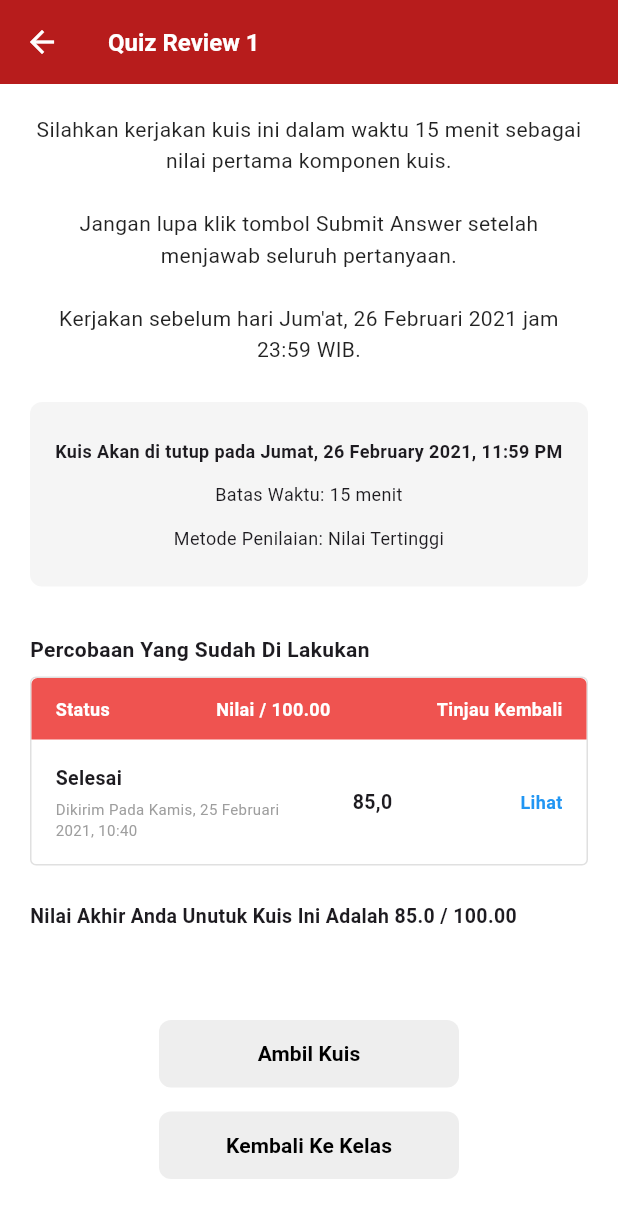
After one commit to mufidaa14/LMS, a Flutter app: the QuizDetailScreen screen opened directly, on a phone screen of 412 x 824 dp. The commit adds this screen. Shown: the top 1218 px of the screen. Run offline on Flutter 3.47's test engine with Material 3 defaults, Android fonts, the phone set to English and light mode, and no system bars; our stand-ins replace video_player.

Commit message:
komit 15 : penambahan halaman qiuz riview 1

```diff
--- a/lib/screens/class_detail_screen.dart
+++ b/lib/screens/class_detail_screen.dart
@@ -1,6 +1,7 @@
 import 'package:flutter/material.dart';
 import 'document_viewer_screen.dart';
 import 'video_player_screen.dart';
+import 'quiz_detail_screen.dart';
 
 class ClassDetailScreen extends StatefulWidget {
   const ClassDetailScreen({super.key});
@@ -219,6 +220,12 @@ class _ClassDetailScreenState extends State<ClassDetailScreen> with SingleTicker
           content: 'Silahkan kerjakan kuis ini dalam waktu 15 menit sebagai nilai pertama komponen kuis. Jangan lupa klik tombol Submit Answer setelah menjawab seluruh pertanyaan. Kerjakan sebelum hari Jum\'at, 26 Februari 2021 jam 23:59 WIB.',
           icon: Icons.quiz_outlined,
           isCompleted: true,
+          onTap: () {
+             Navigator.push(
+              context,
+              MaterialPageRoute(builder: (context) => const QuizDetailScreen()),
+            );
+          },
         ),
         const SizedBox(height: 16),
         // Tugas Card
@@ -227,6 +234,9 @@ class _ClassDetailScreenState extends State<ClassDetailScreen> with SingleTicker
           content: '1. Buatlah desain tampilan (antarmuka) pada aplikasi mobile game FPS (First Person Shooter) yang akan menjadi tugas pada mata kuliah Pemrograman Aplikasi Permainan.\n2. Desain yang dibuat harus melingkupi seluruh tampilan pada aplikasi/game, dari pertama kali aplikasi ......',
           icon: Icons.assignment_outlined,
           isCompleted: false, // Grey check
+          onTap: () {
+             // Define task navigation if needed
+          },
         ),
       ],
     );
@@ -237,9 +247,12 @@ class _ClassDetailScreenState extends State<ClassDetailScreen> with SingleTicker
     required String content,
     required IconData icon,
     required bool isCompleted,
+    VoidCallback? onTap,
   }) {
-    return Container(
-      decoration: BoxDecoration(
+    return GestureDetector(
+      onTap: onTap,
+      child: Container(
+        decoration: BoxDecoration(
         color: Colors.white,
         borderRadius: BorderRadius.circular(16),
         border: Border.all(color: Colors.grey.shade300),
@@ -294,6 +307,7 @@ class _ClassDetailScreenState extends State<ClassDetailScreen> with SingleTicker
             ),
           ),
         ],
+      ),
       ),
     );
   }
@@ -655,6 +669,12 @@ class _ClassDetailScreenState extends State<ClassDetailScreen> with SingleTicker
              color: isDone ? Colors.green : Colors.grey[300],
              size: 20
           ),
+          onTap: () {
+            Navigator.push(
+              context,
+              MaterialPageRoute(builder: (context) => const QuizDetailScreen()),
+            );
+          },
         );
       },
     );
--- /dev/null
+++ b/lib/screens/quiz_detail_screen.dart
@@ -0,0 +1,212 @@
+import 'package:flutter/material.dart';
+
+class QuizDetailScreen extends StatelessWidget {
+  const QuizDetailScreen({super.key});
+
+  @override
+  Widget build(BuildContext context) {
+    return Scaffold(
+      backgroundColor: Colors.white,
+      appBar: AppBar(
+        backgroundColor: const Color(0xFFB71C1C),
+        leading: IconButton(
+          icon: const Icon(Icons.arrow_back, color: Colors.white),
+          onPressed: () => Navigator.pop(context),
+        ),
+        title: const Text(
+          'Quiz Review 1',
+          style: TextStyle(
+            color: Colors.white,
+            fontSize: 16,
+            fontWeight: FontWeight.bold,
+          ),
+        ),
+      ),
+      body: SingleChildScrollView(
+        padding: const EdgeInsets.all(20.0),
+        child: Column(
+          children: [
+            // 1. Instructions Text
+            const Text(
+              'Silahkan kerjakan kuis ini dalam waktu 15 menit sebagai nilai pertama komponen kuis.\n\nJangan lupa klik tombol Submit Answer setelah menjawab seluruh pertanyaan.\n\nKerjakan sebelum hari Jum\'at, 26 Februari 2021 jam 23:59 WIB.',
+              textAlign: TextAlign.center,
+              style: TextStyle(fontSize: 14, height: 1.5, color: Colors.black87),
+            ),
+            const SizedBox(height: 24),
+
+            // 2. Info Box (Gray container)
+            Container(
+              width: double.infinity,
+              padding: const EdgeInsets.symmetric(vertical: 24, horizontal: 16),
+              decoration: BoxDecoration(
+                color: Colors.grey[100], // Very light gray
+                borderRadius: BorderRadius.circular(8),
+              ),
+              child: Column(
+                children: const [
+                  Text(
+                    'Kuis Akan di tutup pada Jumat, 26 February 2021, 11:59 PM',
+                    textAlign: TextAlign.center,
+                    style: TextStyle(fontSize: 12, fontWeight: FontWeight.bold),
+                  ),
+                  SizedBox(height: 12),
+                  Text(
+                    'Batas Waktu: 15 menit',
+                    textAlign: TextAlign.center,
+                    style: TextStyle(fontSize: 12),
+                  ),
+                  SizedBox(height: 12),
+                  Text(
+                    'Metode Penilaian: Nilai Tertinggi',
+                    textAlign: TextAlign.center,
+                    style: TextStyle(fontSize: 12),
+                  ),
+                ],
+              ),
+            ),
+            const SizedBox(height: 32),
+
+            // 3. Header "Percobaan Yang Sudah Di Lakukan"
+            const Align(
+              alignment: Alignment.centerLeft,
+              child: Text(
+                'Percobaan Yang Sudah Di Lakukan',
+                style: TextStyle(fontSize: 14, fontWeight: FontWeight.bold),
+              ),
+            ),
+            const SizedBox(height: 8),
+
+            // 4. Attempts Table
+            Container(
+               decoration: BoxDecoration(
+                border: Border.all(color: Colors.grey.shade300),
+                borderRadius: BorderRadius.circular(4),
+              ),
+              child: Column(
+                children: [
+                  // Table Header
+                  Container(
+                    padding: const EdgeInsets.symmetric(vertical: 12, horizontal: 16),
+                    decoration: const BoxDecoration(
+                      color: Color(0xFFEF5350), // Lighter red/salmon
+                      borderRadius: BorderRadius.vertical(top: Radius.circular(4)),
+                    ),
+                    child: Row(
+                      mainAxisAlignment: MainAxisAlignment.spaceBetween,
+                      children: const [
+                        Text('Status', style: TextStyle(color: Colors.white, fontWeight: FontWeight.bold, fontSize: 12)),
+                        Text('Nilai / 100.00', style: TextStyle(color: Colors.white, fontWeight: FontWeight.bold, fontSize: 12)),
+                        Text('Tinjau Kembali', style: TextStyle(color: Colors.white, fontWeight: FontWeight.bold, fontSize: 12)),
+                      ],
+                    ),
+                  ),
+                  // Table Row
+                  Padding(
+                    padding: const EdgeInsets.symmetric(vertical: 16, horizontal: 16),
+                    child: Row(
+                      mainAxisAlignment: MainAxisAlignment.spaceBetween,
+                      children: [
+                        // Status Column
+                        Expanded(
+                          flex: 2,
+                          child: Column(
+                            crossAxisAlignment: CrossAxisAlignment.start,
+                            children: const [
+                              Text('Selesai', style: TextStyle(fontWeight: FontWeight.bold, fontSize: 13)),
+                              SizedBox(height: 4),
+                              Text(
+                                'Dikirim Pada Kamis, 25 Februari 2021, 10:40',
+                                style: TextStyle(fontSize: 10, color: Colors.grey),
+                              ),
+                            ],
+                          ),
+                        ),
+                         // Score Column
+                        const Expanded(
+                          flex: 1,
+                          child: Center(
+                            child: Text('85,0', style: TextStyle(fontWeight: FontWeight.bold, fontSize: 13)),
+                          ),
+                        ),
+                        // Action Column
+                        const Expanded(
+                          flex: 1,
+                          child: Align(
+                            alignment: Alignment.centerRight,
+                            child: Text(
+                              'Lihat',
+                              style: TextStyle(color: Colors.blue, fontSize: 12, fontWeight: FontWeight.bold),
+                            ),
+                          ),
+                        ),
+                      ],
+                    ),
+                  ),
+                ],
+              ),
+            ),
+            const SizedBox(height: 24),
+
+            // 5. Final Score
+            const Align(
+              alignment: Alignment.centerLeft,
+              child: Text.rich(
+                TextSpan(
+                  text: 'Nilai Akhir Anda Unutuk Kuis Ini Adalah ',
+                  style: TextStyle(fontSize: 13, fontWeight: FontWeight.bold),
+                  children: [
+                    TextSpan(text: '85.0 / 100.00'),
+                  ],
+                ),
+              ),
+            ),
+            const SizedBox(height: 60),
+
+            // 6. Buttons
+            Column(
+              children: [
+                SizedBox(
+                  width: 200,
+                  height: 45,
+                  child: ElevatedButton(
+                    onPressed: () {
+                      // Action to take quiz (Future task)
+                    },
+                    style: ElevatedButton.styleFrom(
+                      backgroundColor: Colors.grey[200],
+                      foregroundColor: Colors.black,
+                      elevation: 0,
+                      shape: RoundedRectangleBorder(
+                        borderRadius: BorderRadius.circular(8),
+                      ),
+                    ),
+                    child: const Text('Ambil Kuis', style: TextStyle(fontWeight: FontWeight.bold)),
+                  ),
+                ),
+                const SizedBox(height: 16),
+                SizedBox(
+                  width: 200,
+                  height: 45,
+                  child: ElevatedButton(
+                    onPressed: () {
+                      Navigator.pop(context);
+                    },
+                    style: ElevatedButton.styleFrom(
+                      backgroundColor: Colors.grey[200],
+                      foregroundColor: Colors.black,
+                      elevation: 0,
+                      shape: RoundedRectangleBorder(
+                        borderRadius: BorderRadius.circular(8),
+                      ),
+                    ),
+                    child: const Text('Kembali Ke Kelas', style: TextStyle(fontWeight: FontWeight.bold)),
+                  ),
+                ),
+              ],
+            ),
+          ],
+        ),
+      ),
+    );
+  }
+}
```
